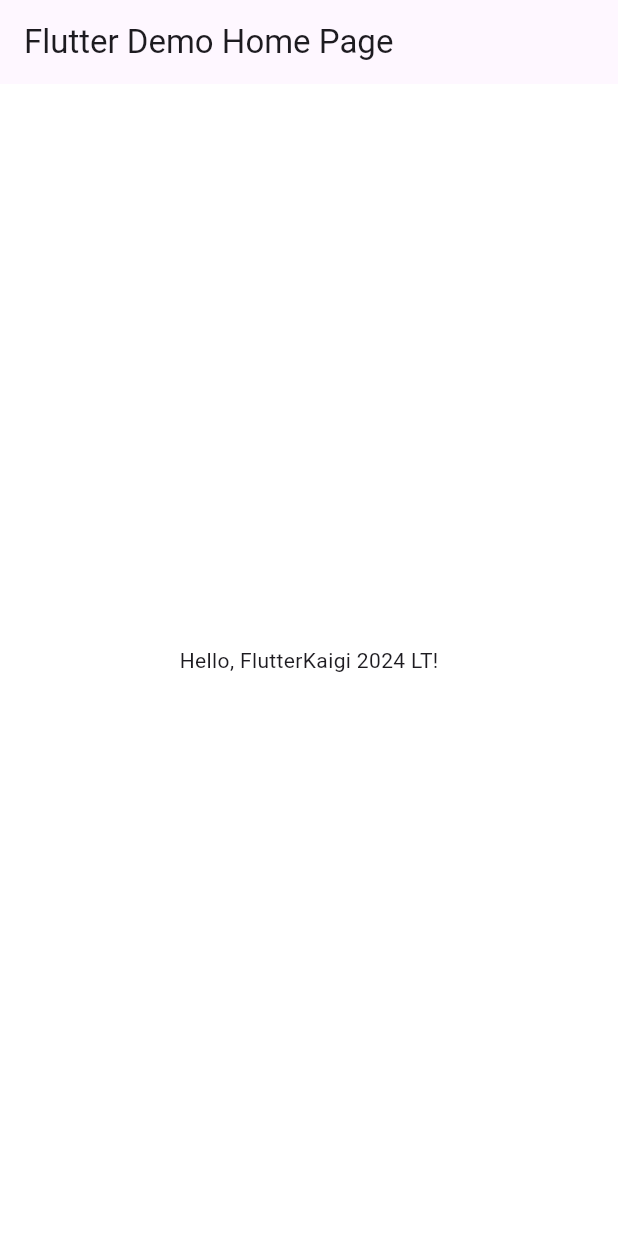
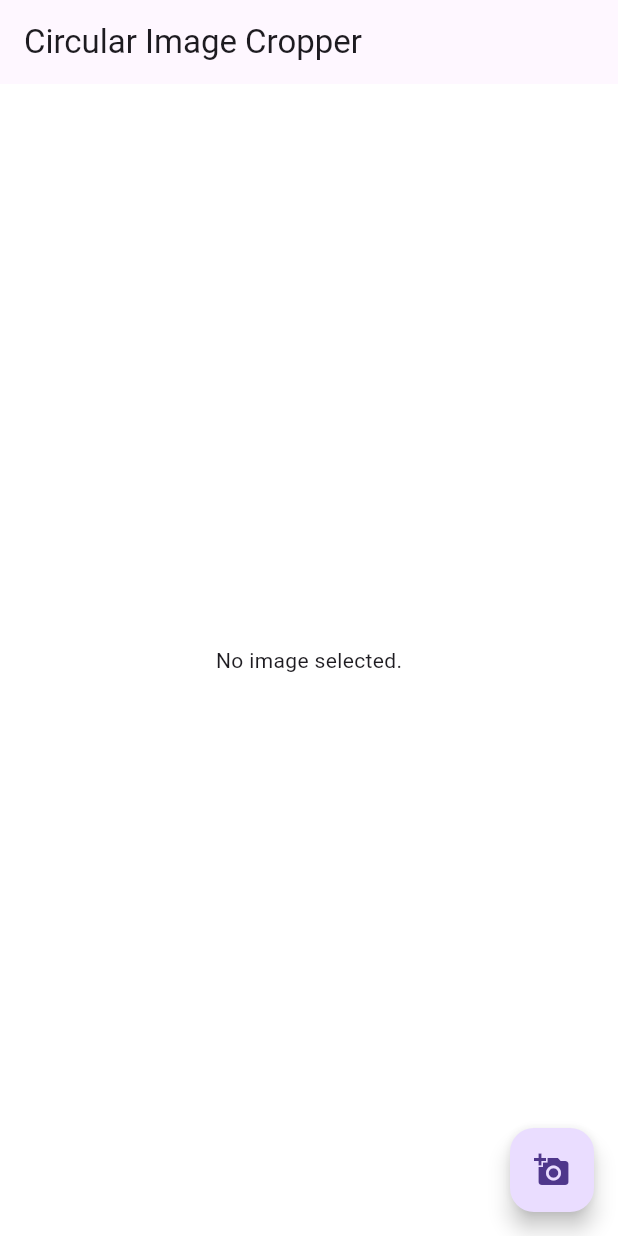
Before and after one commit to kno3a87/flutterkaigi-2024-lt, a Flutter app: the screen it shows after launch, on a phone screen of 412 x 824 dp. Run offline on Flutter 3.47's test engine with Material 3 defaults, Android fonts, the light colour scheme and no system bars; our stand-ins replace gallery_saver, image_picker, screenshot.

```diff
--- a/lib/example.dart
+++ b/lib/example.dart
@@ -1,4 +1,7 @@
 import 'package:flutter/material.dart';
+import 'package:image_picker/image_picker.dart';
+import 'dart:io';
+import 'crop_image.dart';
 
 class Example extends StatefulWidget {
   const Example({super.key, required this.title});
@@ -10,9 +13,29 @@
 }
 
 class _ExampleState extends State<Example> {
-  @override
-  void initState() {
-    super.initState();
+  final ImagePicker _picker = ImagePicker();
+  File? _image;
+
+  Future<void> _pickImage(BuildContext context) async {
+    final pickedFile = await _picker.pickImage(source: ImageSource.gallery);
+    if (pickedFile != null) {
+      if (!context.mounted) {
+        return;
+      }
+      final result = await Navigator.push(
+        context,
+        MaterialPageRoute(
+          builder: (context) => CropImagePage(file: pickedFile),
+          fullscreenDialog: true,
+        ),
+      );
+
+      if (result != null && result is File) {
+        setState(() {
+          _image = result;
+        });
+      }
+    }
   }
 
   @override
@@ -20,10 +43,24 @@
     return Scaffold(
       backgroundColor: Colors.white,
       appBar: AppBar(
-        title: Text(widget.title),
+        title: const Text('Circular Image Cropper'),
       ),
-      body: const Center(
-        child: Text('Hello, FlutterKaigi 2024 LT!'),
+      body: Center(
+        child: Column(
+          mainAxisAlignment: MainAxisAlignment.center,
+          children: [
+            _image == null
+                ? const Text('No image selected.')
+                : Image.file(
+                    _image!,
+                  ),
+          ],
+        ),
+      ),
+      floatingActionButton: FloatingActionButton(
+        onPressed: () => _pickImage(context),
+        tooltip: 'Pick Image',
+        child: const Icon(Icons.add_a_photo),
       ),
     );
   }
--- a/pubspec.yaml
+++ b/pubspec.yaml
@@ -35,6 +35,9 @@
   # The following adds the Cupertino Icons font to your application.
   # Use with the CupertinoIcons class for iOS style icons.
   cupertino_icons: ^1.0.6
+  screenshot: ^3.0.0
+  image_picker: ^1.1.2
+  gallery_saver: ^2.3.2
 
 dev_dependencies:
   flutter_test:
```
Also changed, not shown: lib/crop_image.dart (added, +174 -0 lines), 10 other files.
